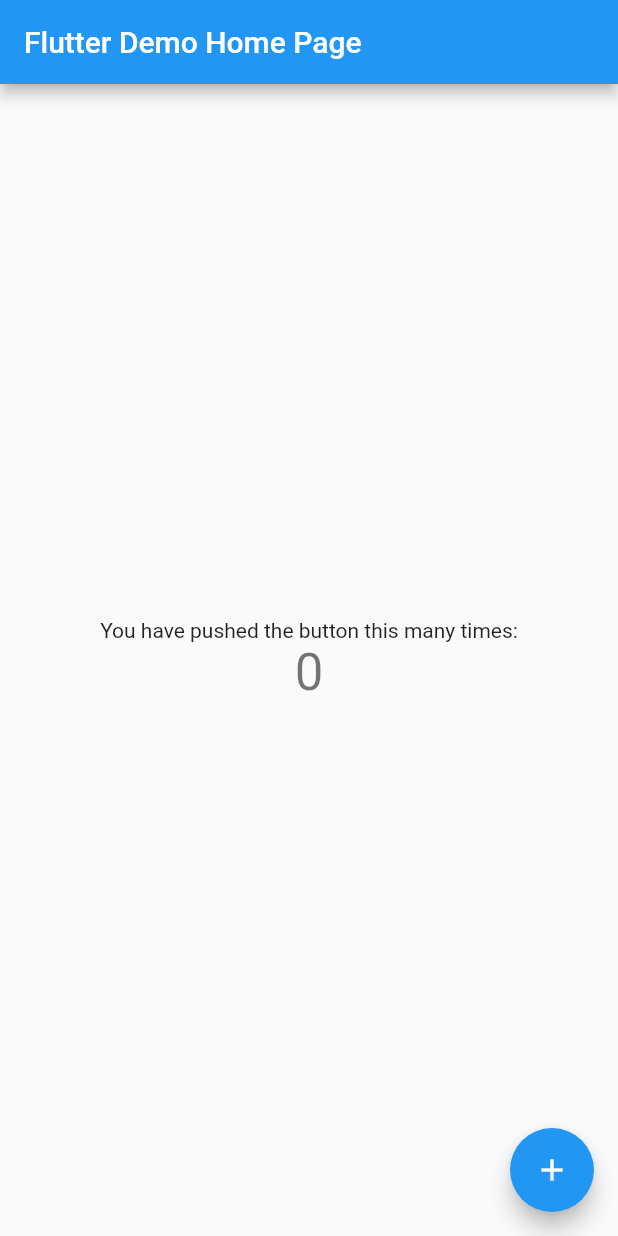
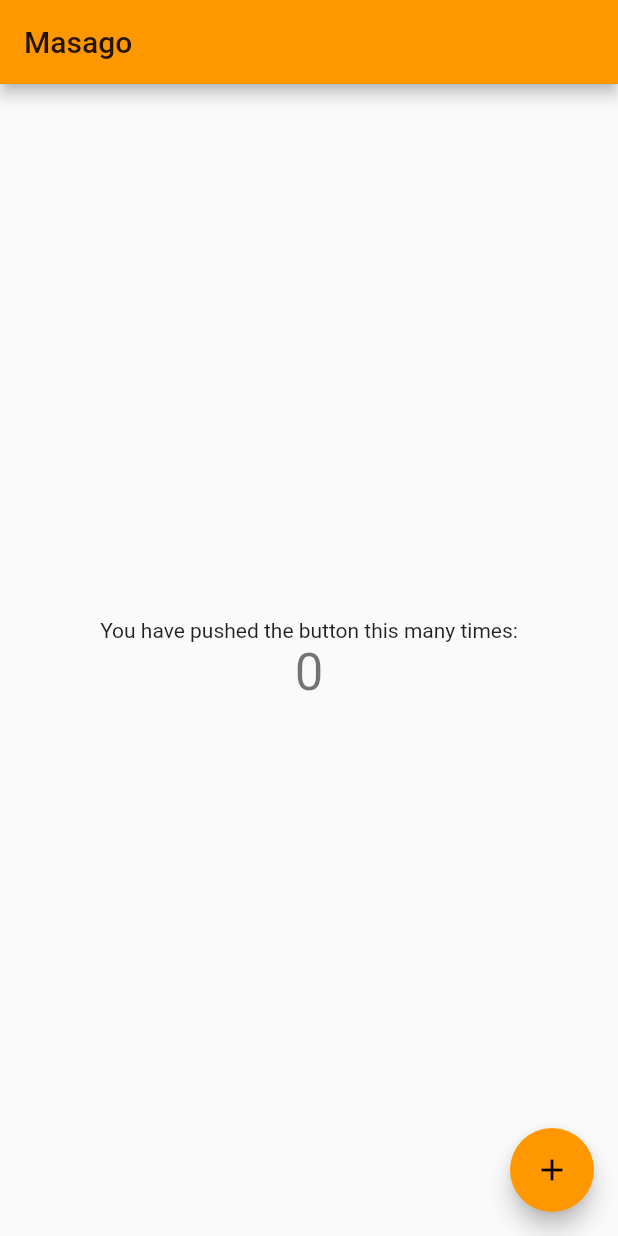
Before and after one commit to MasagoMates/masago, a Flutter app: the screen it shows after launch, on a phone screen of 412 x 824 dp. Run offline on Flutter 3.47's test engine with Material 2 defaults, Android fonts, the phone set to English and light mode, and no system bars.

Commit message:
Added a food class to get the ball rolling and changed the app color and name to Masago

```diff
--- a/lib/main.dart
+++ b/lib/main.dart
@@ -19,9 +19,9 @@ class MyApp extends StatelessWidget {
         // or simply save your changes to "hot reload" in a Flutter IDE).
         // Notice that the counter didn't reset back to zero; the application
         // is not restarted.
-        primarySwatch: Colors.blue,
+        primarySwatch: Colors.orange,
       ),
-      home: MyHomePage(title: 'Flutter Demo Home Page'),
+      home: MyHomePage(title: 'Masago'),
     );
   }
 }
```
Also changed, not shown: lib/Food.dart (added, +18 -0 lines).
